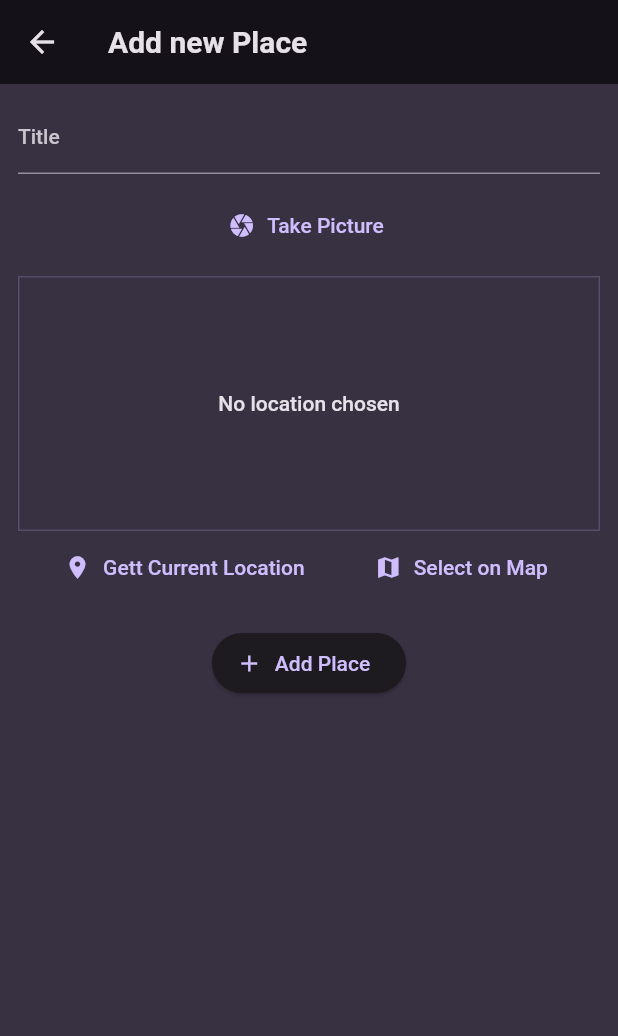
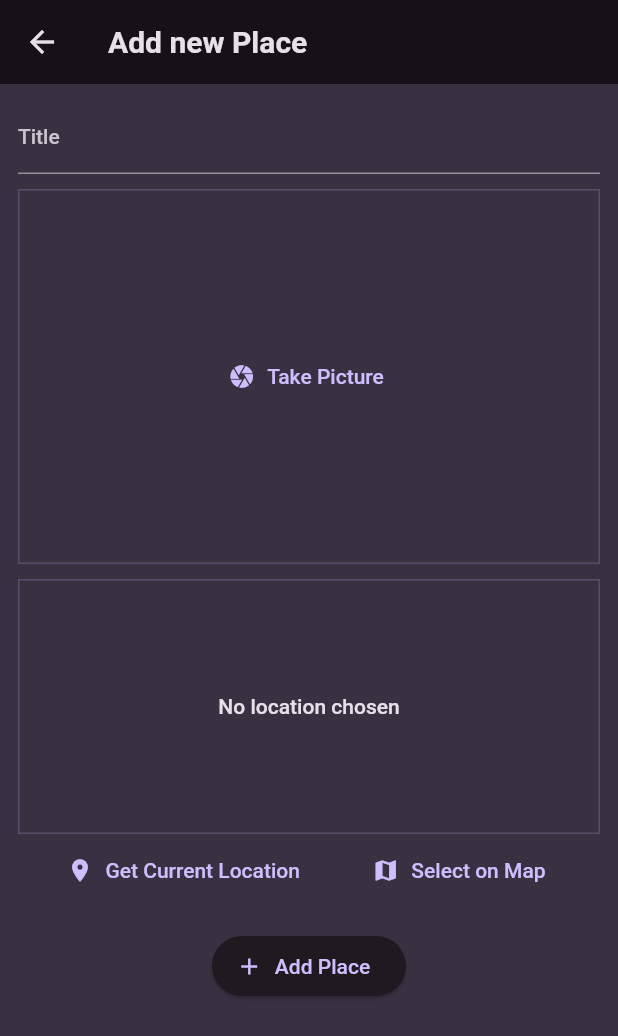
Before and after one commit to federicosedia/FavoritePlaces, a Flutter app: the AddPlaceScreen screen opened directly, after a tap on "Take Picture", on a phone screen of 412 x 824 dp. Shown: the top 1036 px of the screen. Run offline on Flutter 3.47's test engine with Material 2 defaults, Android fonts, the phone set to English and light mode, and no system bars; our stand-ins replace flutter_riverpod, google_fonts, google_maps_flutter, image_picker, location.

Commit message:
Google maps widget

```diff
--- a/lib/models/place.dart
+++ b/lib/models/place.dart
@@ -1,29 +1,30 @@
 import 'dart:io';
 
-import 'package:flutter/material.dart';
 import 'package:uuid/uuid.dart';
 
 const uuid = Uuid();
 
-//per capire dove è situata una determinata posizione
 class PlaceLocation {
-  const PlaceLocation(
-      {required this.address, required this.latitude, required this.longitude});
+  const PlaceLocation({
+    required this.latitude,
+    required this.longitude,
+    required this.address,
+  });
+
   final double latitude;
   final double longitude;
   final String address;
 }
 
 class Place {
-  //elenco inizializzatori per la gestione dell'id tramite uuid che genera id generico univoco
   Place({
     required this.title,
     required this.image,
-    //required this.location,
+    required this.location,
   }) : id = uuid.v4();
 
   final String id;
   final String title;
   final File image;
-  // final PlaceLocation location;
+  final PlaceLocation location;
 }
--- a/lib/screens/places.dart
+++ b/lib/screens/places.dart
@@ -10,8 +10,8 @@ class PlacesScreen extends ConsumerWidget {
 
   @override
   Widget build(BuildContext context, WidgetRef ref) {
-    //aggiungendo al provider StateNotifierProvider il tipo di dati che si aspetta allora anche il nostro userPlaces saprà il tipo di dato
     final userPlaces = ref.watch(userPlacesProvider);
+
     return Scaffold(
       appBar: AppBar(
         title: const Text('Your Places'),
--- a/lib/widgets/image_input.dart
+++ b/lib/widgets/image_input.dart
@@ -1,6 +1,7 @@
+import 'dart:io';
+
 import 'package:flutter/material.dart';
 import 'package:image_picker/image_picker.dart';
-import 'dart:io';
 
 class ImageInput extends StatefulWidget {
   const ImageInput({super.key, required this.onPickImage});
@@ -16,39 +17,31 @@ class ImageInput extends StatefulWidget {
 class _ImageInputState extends State<ImageInput> {
   File? _selectedImage;
 
-  //verrà fatto con il pacchetto image picker tramite il quale verrà aperta la fotocamera oppure sarà possibile
-  //scegliere foto dalla galleria. Oltre l'import per ios è necessario fare altre configurazioni in ios/runner/info.plist
   void _takePicture() async {
-    //salviamo in una variabile le immagini
     final imagePicker = ImagePicker();
-    //imagepicker è un ImagePicker ha come metodo pickimage che aspetta un source che ha Imagesourse che è un enum e come valore ha camera
-    //pickedimage sarà il nostro file ridimensionato (maxwidth)
-    final pickedimage = await imagePicker.pickImage(
-      source: ImageSource.camera,
-      maxWidth: 600,
-    );
-    if (pickedimage == null) return;
-    //dobbiamo convertire il xfile in un file normale quindi utilizzo l'istanza di File(pickedimage.path)
+    final pickedImage =
+        await imagePicker.pickImage(source: ImageSource.camera, maxWidth: 600);
+
+    if (pickedImage == null) {
+      return;
+    }
+
     setState(() {
-      _selectedImage = File(pickedimage.path);
+      _selectedImage = File(pickedImage.path);
     });
-    //per richiamare la funzione uso widget perchè è definito nella classw widget
+
     widget.onPickImage(_selectedImage!);
   }
 
   @override
   Widget build(BuildContext context) {
     Widget content = TextButton.icon(
-      onPressed: () {},
       icon: const Icon(Icons.camera),
-      label: const Text(
-        'Take Picture',
-      ),
+      label: const Text('Take Picture'),
+      onPressed: _takePicture,
     );
 
     if (_selectedImage != null) {
-      //quindi in content salvo e voglio far vedere l'immagine. Utilizzo il widget image che ha come metodo file che mi permetterà di vedere quel file
-      //wrappo Image con GestureDetector per permettere di ascoltare ogni tipo di tocco per i child
       content = GestureDetector(
         onTap: _takePicture,
         child: Image.file(
@@ -56,13 +49,11 @@ class _ImageInputState extends State<ImageInput> {
           fit: BoxFit.cover,
           width: double.infinity,
           height: double.infinity,
-          ));
-    } else
-      return content;
-    //voglio creare un icona in modo tale che se premuta apre la fotocamera e permette di scattare la foto
-    //dopo aver scattato la foto ho la possibilità di salvarla e vedere la miniatura
+        ),
+      );
+    }
+
     return Container(
-      //aggiungo il border con dell'opacità
       decoration: BoxDecoration(
         border: Border.all(
           width: 1,
@@ -71,7 +62,6 @@ class _ImageInputState extends State<ImageInput> {
       ),
       height: 250,
       width: double.infinity,
-      //per assicurarmi che il pulsante sia centrato nel contenitore
       alignment: Alignment.center,
       child: content,
     );
--- a/lib/widgets/location_input.dart
+++ b/lib/widgets/location_input.dart
@@ -1,36 +1,39 @@
 import 'dart:convert';
 
-import 'package:favorite_places/models/place.dart';
 import 'package:flutter/material.dart';
 import 'package:location/location.dart';
 import 'package:http/http.dart' as http;
 
+import 'package:favorite_places/models/place.dart';
+
 class LocationInput extends StatefulWidget {
-  const LocationInput({super.key});
+  const LocationInput({super.key, required this.onselectLocation});
+
+//come per image_input devo fare sapere al widget locationinput che è stata aggiunta una nuova proprietà
+//
+  final void Function(PlaceLocation location) onselectLocation;
 
   @override
-  State<LocationInput> createState() => _LocationInputState();
+  State<LocationInput> createState() {
+    return _LocationInputState();
+  }
 }
 
 class _LocationInputState extends State<LocationInput> {
-  //sostituisco location con placelocation che ho creato
   PlaceLocation? _pickedLocation;
   var _isGettingLocation = false;
-  //utilizzo il get per la locationimage cosi ho un getter che genera una url istantanea
-  //lat e lng parametri per trovare la lat e lng in base alla foto
+
   String get locationImage {
     if (_pickedLocation == null) {
       return '';
     }
-    //zoom =16 e size lascio 600x300, elimino i due markers lasciandone solo 1
     final lat = _pickedLocation!.latitude;
     final lng = _pickedLocation!.longitude;
-    return 'https://maps.googleapis.com/maps/api/staticmap?center$lat,$lng=&zoom=16&size=600x300&maptype=roadmap&markers=color:red%7Clabel:A%7C$lat,$lng&key=AIzaSyBUiMX89yQvYRMJRSPChSPkmi4cOHpOBTM';
+    return 'https://maps.googleapis.com/maps/api/staticmap?center=$lat,$lng=&zoom=16&size=600x300&maptype=roadmap&markers=color:red%7Clabel:A%7C$lat,$lng&key=AIzaSyDLcwxUggpPZo8lcbH0TB4Crq5SJjtj4ag';
   }
 
-  //metodo copiato dalla repository flutter
   void _getCurrentLocation() async {
-    Location location = new Location();
+    Location location = Location();
 
     bool serviceEnabled;
     PermissionStatus permissionGranted;
@@ -64,24 +67,22 @@ class _LocationInputState extends State<LocationInput> {
       return;
     }
 
-//per ottenere la geocodifica dell'indirizzo:
     final url = Uri.parse(
-        'https://maps.googleapis.com/maps/api/geocode/json?latlng=$lat,$lng&key=AIzaSyBUiMX89yQvYRMJRSPChSPkmi4cOHpOBTM');
-
+        'https://maps.googleapis.com/maps/api/geocode/json?latlng=$lat,$lng&key=AIzaSyDLcwxUggpPZo8lcbH0TB4Crq5SJjtj4ag');
     final response = await http.get(url);
-//per decodificare la risposta
     final resData = json.decode(response.body);
-    //accedo alla risposta prendendo la chiave results e andando nel primo indice
     final address = resData['results'][0]['formatted_address'];
 
     setState(() {
       _pickedLocation = PlaceLocation(
-        address: address,
         latitude: lat,
         longitude: lng,
+        address: address,
       );
       _isGettingLocation = false;
     });
+    //dopo aver scelto la posizione chiamo la nuova proprietà e inoltro la posizione nuova
+    widget.onselectLocation(_pickedLocation!);
   }
 
   @override
@@ -106,9 +107,12 @@ class _LocationInputState extends State<LocationInput> {
     if (_isGettingLocation) {
       previewContent = const CircularProgressIndicator();
     }
+
     return Column(
       children: [
         Container(
+          height: 170,
+          width: double.infinity,
           alignment: Alignment.center,
           decoration: BoxDecoration(
             border: Border.all(
@@ -116,21 +120,20 @@ class _LocationInputState extends State<LocationInput> {
               color: Theme.of(context).colorScheme.primary.withOpacity(0.2),
             ),
           ),
-            height: 170,
-            width: double.infinity,
-            child: previewContent),
+          child: previewContent,
+        ),
         Row(
           mainAxisAlignment: MainAxisAlignment.spaceEvenly,
           children: [
             TextButton.icon(
+              icon: const Icon(Icons.location_on),
+              label: const Text('Get Current Location'),
               onPressed: _getCurrentLocation,
-              icon: const Icon(Icons.location_on),
-              label: const Text('Gett Current Location'),
             ),
             TextButton.icon(
-              onPressed: () {},
               icon: const Icon(Icons.map),
               label: const Text('Select on Map'),
+              onPressed: () {},
             ),
           ],
         ),
--- a/pubspec.yaml
+++ b/pubspec.yaml
@@ -41,6 +41,7 @@ dependencies:
   image_picker: ^0.8.7+5
   location: ^4.4.0
   http: ^0.13.6
+  google_maps_flutter: ^2.2.8
 
 dev_dependencies:
   flutter_test:
```
Also changed, not shown: lib/providers/user_places.dart (+6 -14 lines), lib/screens/add_place.dart (+23 -18 lines), lib/screens/map.dart (added, +64 -0 lines), lib/screens/places_detail.dart (+49 -8 lines), lib/widgets/places_list.dart (+6 -1 lines), pubspec.lock, 3 other files. Lines whose indentation alone changed are shown as unchanged.
